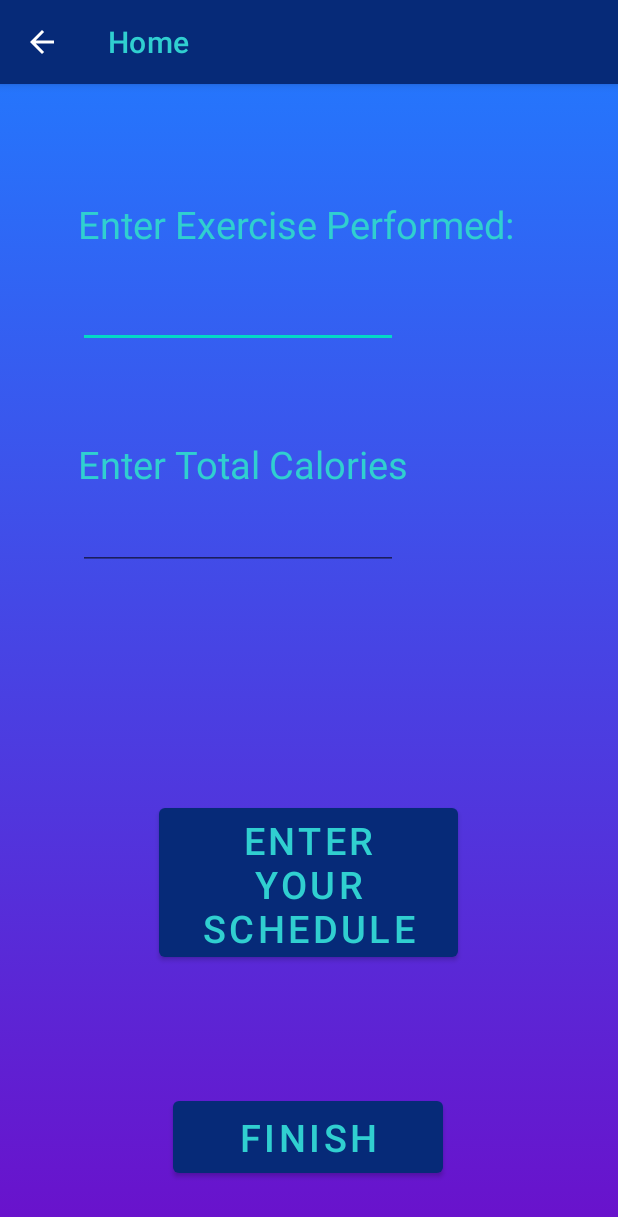
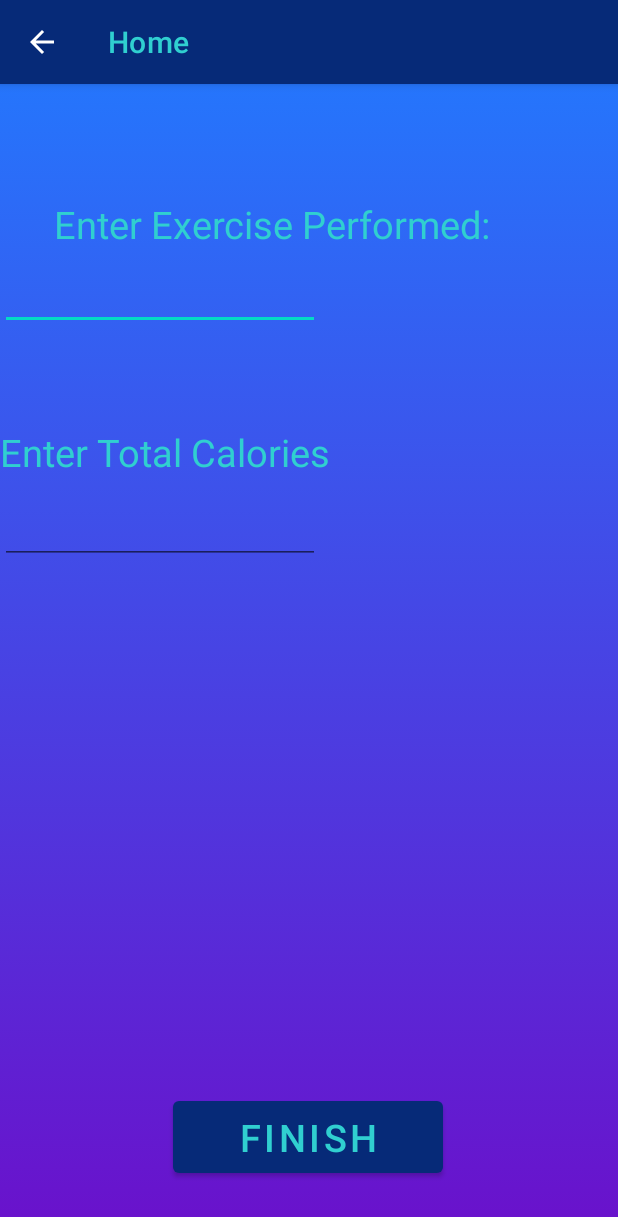
Before and after one commit to Shafi-Hassan/CalorieTracker, an Android app: the Exercise screen opened directly, with no data from a screen before it, on a phone screen of 412 x 824 dp. Shown: the top 1217 px of the screen. Run offline under Robolectric (Android 15) with nearby library versions, the phone set to English and light mode, and no system bars.

Commit message:
Revert "Added a Schedule button and developed functionality"
This reverts commit 9f7763766fe6530d90a0491af83390e800731f28.

```diff
--- a/app/src/main/AndroidManifest.xml
+++ b/app/src/main/AndroidManifest.xml
@@ -22,10 +22,6 @@
             android:parentActivityName=".MainActivity"
             android:exported="true" />
         <activity
-            android:name=".Schedule"
-            android:parentActivityName=".Exercise"
-            android:exported="true" />
-        <activity
             android:name=".MainActivity"
             android:exported="true" >
             <intent-filter>
--- a/app/src/main/java/com/example/calorietracker/Exercise.java
+++ b/app/src/main/java/com/example/calorietracker/Exercise.java
@@ -14,7 +14,6 @@ public class Exercise extends MainActivity{
     // subtract this calorie amount from daily
 
     Button back;
-    Button Schedule;
 
     @Override
     protected void onCreate(Bundle savedInstanceState) {
@@ -26,14 +25,6 @@ public class Exercise extends MainActivity{
             @Override
             public void onClick(View view) {
                 goBack();
-            }
-        });
-
-        Schedule = findViewById(R.id.schedule);
-        Schedule.setOnClickListener(new View.OnClickListener() {
-            @Override
-            public void onClick(View view) {
-                openScheduleActivity();
             }
         });
     }
@@ -49,9 +40,4 @@ public class Exercise extends MainActivity{
         startActivity(intent);
     }
 
-    public void openScheduleActivity() {
-        Intent intent = new Intent(this, Schedule.class);
-        startActivity(intent);
-    }
-
 }
--- a/app/src/main/res/layout/exercise.xml
+++ b/app/src/main/res/layout/exercise.xml
@@ -7,12 +7,11 @@
     tools:context=".Exercise"
     android:background="@drawable/inputdata_g_b"
     >
-
     <TextView
         android:id="@+id/sport"
         android:layout_width="wrap_content"
         android:layout_height="wrap_content"
-        android:layout_marginLeft="52dp"
+        android:layout_marginStart="36dp"
         android:layout_marginTop="76dp"
         android:text="@string/exer"
         android:textColor="#30cfd0"
@@ -24,8 +23,8 @@
         android:id="@+id/enter_sport"
         android:layout_width="wrap_content"
         android:layout_height="wrap_content"
-        android:layout_marginLeft="52dp"
-        android:layout_marginTop="128dp"
+        android:layout_marginEnd="36dp"
+        android:layout_marginTop="116dp"
         android:ems="10"
         android:inputType="text"
         android:minHeight="48dp"
@@ -38,8 +37,8 @@
         android:id="@+id/total_calories"
         android:layout_width="wrap_content"
         android:layout_height="wrap_content"
-        android:layout_marginLeft="52dp"
-        android:layout_marginTop="236dp"
+        android:layout_marginEnd="36dp"
+        android:layout_marginTop="228dp"
         android:text="@string/Cals"
         android:textColor="#30cfd0"
         android:textSize="25sp"
@@ -50,8 +49,8 @@
         android:id="@+id/enter_calories"
         android:layout_width="wrap_content"
         android:layout_height="wrap_content"
-        android:layout_marginLeft="52dp"
-        android:layout_marginTop="276dp"
+        android:layout_marginEnd="36dp"
+        android:layout_marginTop="272dp"
         android:ems="10"
         android:inputType="number"
         android:minHeight="48dp"
@@ -59,21 +58,6 @@
         app:layout_constraintLeft_toLeftOf="parent"
         app:layout_constraintTop_toTopOf="parent"
         tools:ignore="SpeakableTextPresentCheck" />
-
-    <Button
-        android:id="@+id/schedule"
-        android:layout_width="199dp"
-        android:layout_height="111dp"
-        android:layout_marginBottom="180dp"
-        android:width="180dp"
-        android:height="60dp"
-        android:text="Enter your Schedule"
-        android:textColor="#30cfd0"
-        android:textSize="25sp"
-        app:layout_constraintBottom_toBottomOf="parent"
-        app:layout_constraintHorizontal_bias="0.497"
-        app:layout_constraintLeft_toLeftOf="parent"
-        app:layout_constraintRight_toRightOf="parent" />
 
     <Button
         android:id="@+id/finish"
```
Also changed, not shown: app/src/main/java/com/example/calorietracker/Schedule.java (deleted, +0 -63 lines), app/src/main/res/layout/schedule.xml (deleted, +0 -155 lines).
